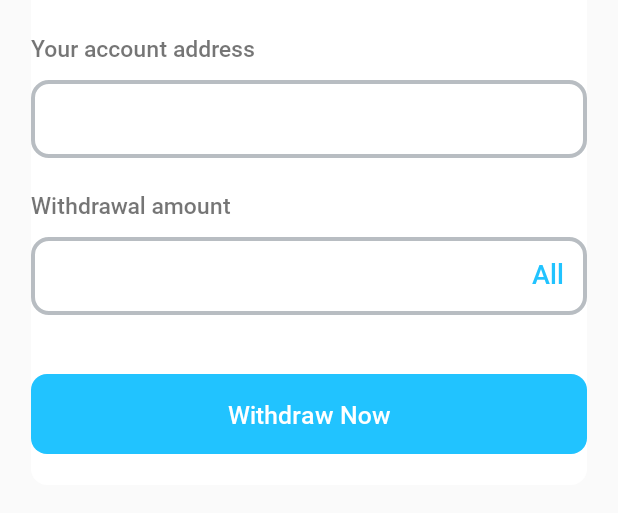
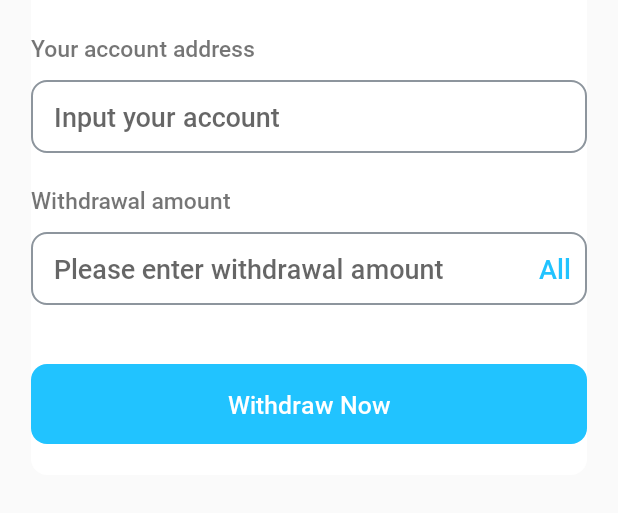
Before and after one commit to dungvuhanoivietnam/quiztest, an Android app: the layout dialog_withdraw_money.xml on its own in the app's theme, with its tools: preview values and no code run, on a phone screen of 412 x 824 dp, the part 177-690 px from its top. Run offline under Robolectric (Android 15) with nearby library versions, the phone set to English and light mode, and no system bars.

Commit message:
withdraw dialog

```diff
--- a/TestIQ/src/main/java/com/example/testiq/ui/DialogResultCallApi.kt
+++ b/TestIQ/src/main/java/com/example/testiq/ui/DialogResultCallApi.kt
@@ -35,4 +35,9 @@ class DialogResultCallApi(
             dismiss()
         }
     }
+
+    fun setTextAndIcon(title:String, icon: Int ){
+        binding.label.text = title
+        binding.icon.setImageResource(icon)
+    }
 }
--- a/app/src/main/java/com/quiztest/quiztest/retrofit/RequestAPI.java
+++ b/app/src/main/java/com/quiztest/quiztest/retrofit/RequestAPI.java
@@ -43,6 +43,12 @@ public interface RequestAPI {
             @Query("password") String password
     );
 
+    @POST("payment/request-withdrawal")
+    Call<AuthResponse> requestWithdrawal(
+            @Query("email") String email,
+            @Query("money") int money
+    );
+
 
     @GET("quiz/get-history-participation")
     Call<HistoryResponse> getHistorys(@Query("page") String page);
--- a/app/src/main/res/layout/dialog_withdraw_money.xml
+++ b/app/src/main/res/layout/dialog_withdraw_money.xml
@@ -2,11 +2,11 @@
 <LinearLayout xmlns:android="http://schemas.android.com/apk/res/android"
     android:layout_width="match_parent"
     android:layout_height="wrap_content"
-    android:orientation="vertical"
     android:layout_marginStart="@dimen/_16sdp"
     android:layout_marginEnd="@dimen/_16sdp"
+    android:background="@drawable/bg_search_corner_8"
     android:backgroundTint="@color/white"
-    android:background="@drawable/bg_search_corner_8"
+    android:orientation="vertical"
     android:padding="@dimen/_20sdp">
 
     <com.quiztest.quiztest.custom.ExtTextView
@@ -56,11 +56,26 @@
         android:text="@string/your_account_address"
         android:textSize="@dimen/_12sdp" />
 
-    <com.quiztest.quiztest.custom.ExtEditTextApp
+    <!--    <com.quiztest.quiztest.custom.ExtEditTextApp-->
+    <!--        android:id="@+id/edt_account_address"-->
+    <!--        android:layout_width="match_parent"-->
+    <!--        android:layout_height="wrap_content"-->
+    <!--        android:textSize="@dimen/_16sdp" />-->
+    <com.quiztest.quiztest.custom.ExtEditText
         android:id="@+id/edt_account_address"
         android:layout_width="match_parent"
         android:layout_height="wrap_content"
-        android:textSize="@dimen/_16sdp" />
+        android:layout_marginTop="@dimen/_8sdp"
+        android:background="@drawable/boarder"
+        android:ellipsize="end"
+        android:hint="@string/input_your_account"
+        android:inputType="textEmailAddress"
+        android:maxLines="1"
+        android:paddingVertical="@dimen/_9sdp"
+        android:paddingStart="@dimen/_12sdp"
+        android:paddingEnd="@dimen/_12sdp"
+        android:textSize="@dimen/_14sdp"
+        android:textStyle="normal" />
 
     <com.quiztest.quiztest.custom.ExtTextView
         android:layout_width="wrap_content"
@@ -71,19 +86,34 @@
 
     <FrameLayout
         android:layout_width="match_parent"
-        android:layout_height="wrap_content">
+        android:layout_height="wrap_content"
+        android:layout_marginTop="@dimen/_8sdp">
 
-        <com.quiztest.quiztest.custom.ExtEditTextApp
+        <!--        <com.quiztest.quiztest.custom.ExtEditTextApp-->
+        <!--            android:id="@+id/edt_withdrawal_amount"-->
+        <!--            android:layout_width="match_parent"-->
+        <!--            android:layout_height="wrap_content"-->
+        <!--            android:textSize="@dimen/_16sdp" />-->
+        <com.quiztest.quiztest.custom.ExtEditText
             android:id="@+id/edt_withdrawal_amount"
             android:layout_width="match_parent"
             android:layout_height="wrap_content"
-            android:textSize="@dimen/_16sdp" />
+            android:background="@drawable/boarder"
+            android:ellipsize="end"
+            android:hint="@string/please_enter_withdrawal_amount"
+            android:inputType="numberDecimal"
+            android:maxLines="1"
+            android:paddingVertical="@dimen/_9sdp"
+            android:paddingStart="@dimen/_12sdp"
+            android:paddingEnd="@dimen/_32sdp"
+            android:textSize="@dimen/_14sdp"
+            android:textStyle="normal" />
 
         <com.quiztest.quiztest.custom.ExtTextView
             android:layout_width="wrap_content"
             android:layout_height="wrap_content"
-            android:layout_gravity="bottom |end"
-            android:padding="@dimen/_12sdp"
+            android:layout_gravity="center_vertical |end"
+            android:layout_marginEnd="@dimen/_8sdp"
             android:text="@string/all"
             android:textColor="@color/color_21C3FF"
             android:textSize="@dimen/_14sdp" />
--- a/app/src/main/res/layout/fragment_get_more_chances.xml
+++ b/app/src/main/res/layout/fragment_get_more_chances.xml
@@ -5,6 +5,8 @@
     android:layout_width="match_parent"
     android:background="@color/white"
     android:layout_height="match_parent"
+    android:clickable="true"
+    android:focusable="true"
     android:orientation="vertical">
 
     <RelativeLayout
--- a/app/src/main/res/values/strings.xml
+++ b/app/src/main/res/values/strings.xml
@@ -129,5 +129,7 @@
     <string name="d_questions">%d questions</string>
     <string name="result_d">Result (%d)</string>
     <string name="top_d">Top %d</string>
+    <string name="error_message_default">An error occurred, please try again later</string>
+    <string name="minimum_money">Minimum money</string>
 
 </resources>
```
Also changed, not shown: app/src/main/java/com/quiztest/quiztest/custom/ExtEditTextApp.java (+12 -1 lines), app/src/main/java/com/quiztest/quiztest/dialog/DialogWithdrawMoney.java (+38 -3 lines), app/src/main/java/com/quiztest/quiztest/fragment/GetMoreChancesFragment.java (+32 -2 lines), app/src/main/java/com/quiztest/quiztest/viewmodel/UserViewModel.java (+30 -0 lines), app/src/main/res/drawable/ic_error.xml (added, +18 -0 lines).
